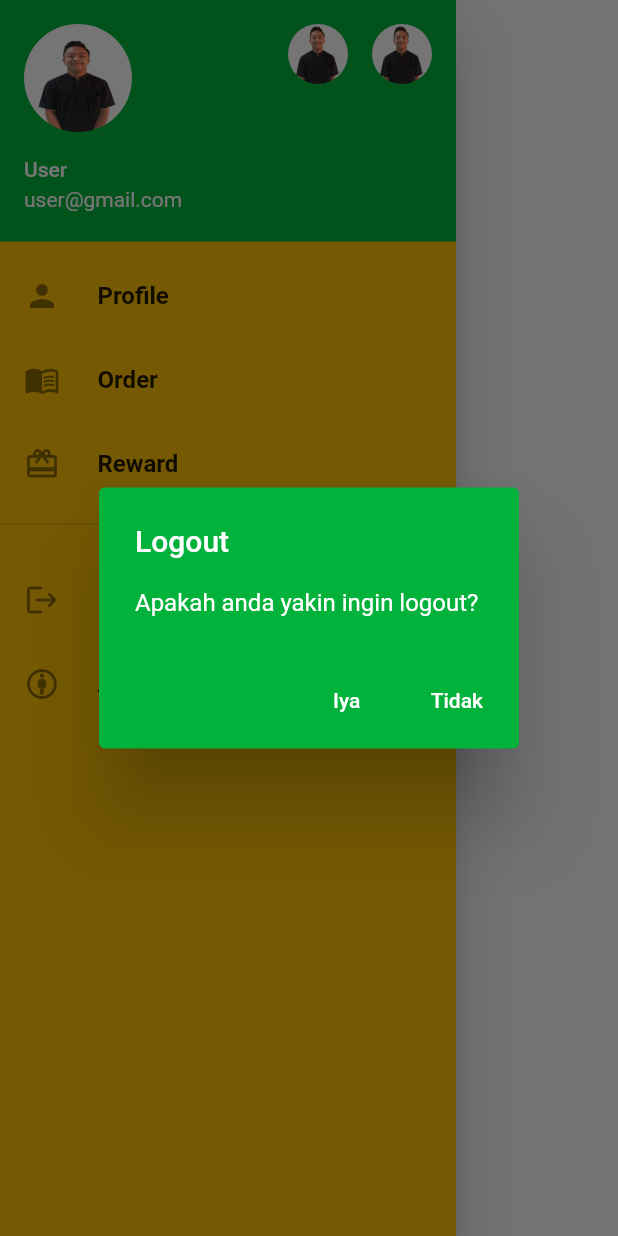
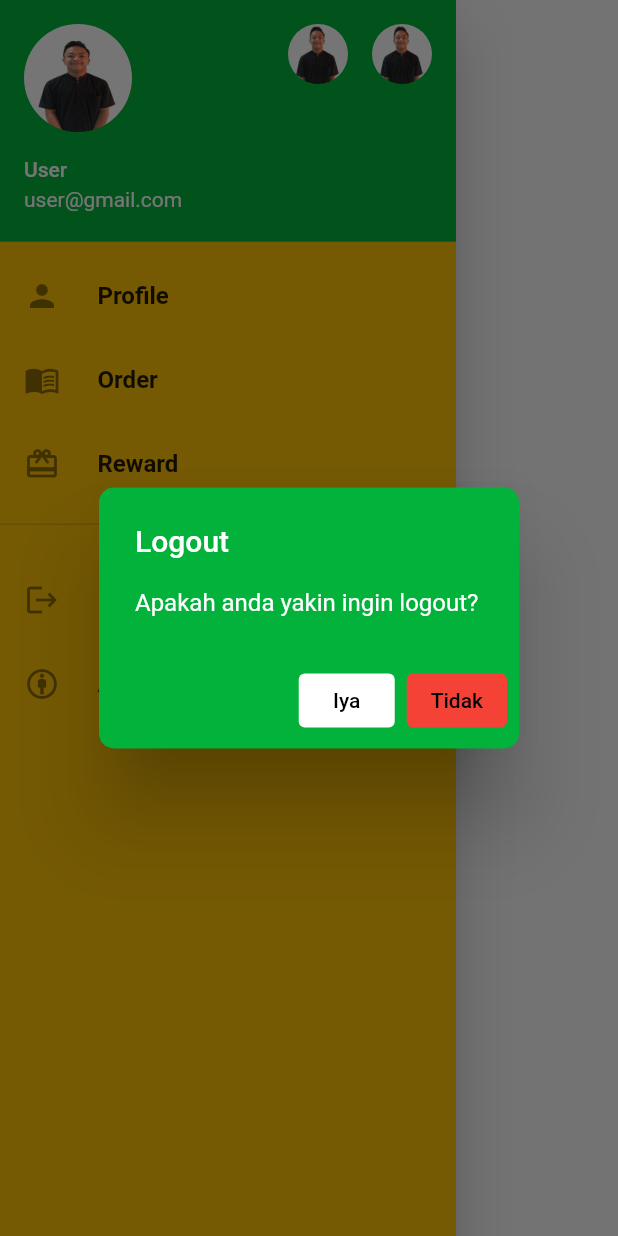
Before and after one commit to AirlanggaDS/ProjekSubway_PemMob, a Flutter app: the DrawerSide widget shown alone on an empty page, opened directly, after a tap on "Logout", on a phone screen of 412 x 824 dp. Run offline on Flutter 3.47's test engine with Material 2 defaults, Android fonts, the phone set to English and light mode, and no system bars.

Commit message:
ganti drawer logout

```diff
--- a/lib/Drawer.dart
+++ b/lib/Drawer.dart
@@ -57,13 +57,16 @@ class DrawerSide extends StatelessWidget {
                 context: context,
                 builder: (context){
                   return AlertDialog(
+                    shape: RoundedRectangleBorder(
+                      borderRadius: BorderRadius.circular(10)
+                    ),
       backgroundColor: Color.fromARGB(255, 3, 178, 58),
       title: Text("Logout",style: TextStyle(color: Colors.white)),
       content: Text("Apakah anda yakin ingin logout?",style: TextStyle(color: Colors.white)) ,
       actions: [
         ElevatedButton(
           style: ElevatedButton.styleFrom(
-              backgroundColor: Colors.transparent,
+              backgroundColor: Colors.white,
               elevation: 0
             ),
           onPressed: (){
@@ -71,16 +74,16 @@ class DrawerSide extends StatelessWidget {
             MaterialPageRoute(builder: (context)=> Login())
             );
           },
-          child: Text("Iya", style: TextStyle(color: Colors.white),)),
+          child: Text("Iya", style: TextStyle(color: Colors.black),)),
           ElevatedButton(
             style: ElevatedButton.styleFrom(
-              backgroundColor: Colors.transparent,
-              elevation: 0
+              backgroundColor: Colors.red,
+              elevation: 0,
             ),
             onPressed: (){
               Navigator.pop(context);
             },
-            child: Text("Tidak",style: TextStyle(color: Colors.white)))
+            child: Text("Tidak",style: TextStyle(color: Colors.black)))
       ],
 
     );
```
